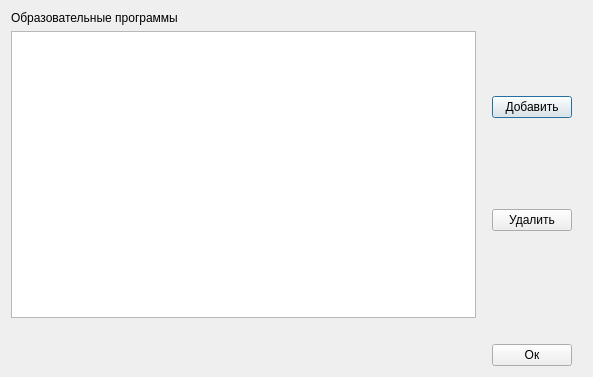
Before: the Qt Designer form ui/educationalprogramwindow.ui in 7enSmile/clientVKR, drawn with Qt 5.
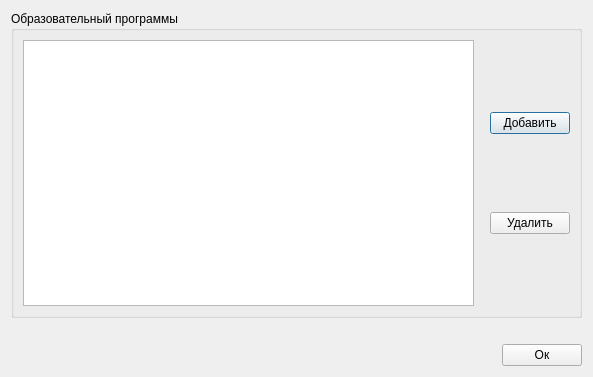
After: the same form once the commit is applied.

The edit to the form file:
```diff
--- a/ui/educationalprogramwindow.ui
+++ b/ui/educationalprogramwindow.ui
@@ -15,16 +15,15 @@
   </property>
   <layout class="QVBoxLayout" name="verticalLayout_2">
    <item>
+    <widget class="QGroupBox" name="groupBox">
+     <property name="title">
+      <string>Образовательный программы</string>
+     </property>
+     <layout class="QHBoxLayout" name="horizontalLayout_3">
+      <item>
     <layout class="QHBoxLayout" name="horizontalLayout">
      <item>
       <layout class="QVBoxLayout" name="verticalLayout_3">
-       <item>
-        <widget class="QLabel" name="label">
-         <property name="text">
-          <string>Образовательные программы</string>
-         </property>
-        </widget>
-       </item>
        <item>
         <widget class="QTableView" name="tableViewEducationalPrograms">
          <attribute name="horizontalHeaderVisible">
@@ -74,23 +73,10 @@
        </item>
       </layout>
      </item>
-     <item>
-      <spacer name="horizontalSpacer_3">
-       <property name="orientation">
-        <enum>Qt::Horizontal</enum>
-       </property>
-       <property name="sizeType">
-        <enum>QSizePolicy::Fixed</enum>
-       </property>
-       <property name="sizeHint" stdset="0">
-        <size>
-         <width>10</width>
-         <height>20</height>
-        </size>
-       </property>
-      </spacer>
-     </item>
-    </layout>
+       </layout>
+      </item>
+     </layout>
+    </widget>
    </item>
    <item>
     <spacer name="verticalSpacer">
@@ -130,22 +116,6 @@
        </property>
       </widget>
      </item>
-     <item>
-      <spacer name="horizontalSpacer_4">
-       <property name="orientation">
-        <enum>Qt::Horizontal</enum>
-       </property>
-       <property name="sizeType">
-        <enum>QSizePolicy::Fixed</enum>
-       </property>
-       <property name="sizeHint" stdset="0">
-        <size>
-         <width>10</width>
-         <height>20</height>
-        </size>
-       </property>
-      </spacer>
-     </item>
     </layout>
    </item>
   </layout>
```
Left out of the diff: 3 changed lines with no effect on the pictures. Lines whose indentation alone changed are shown as unchanged.
